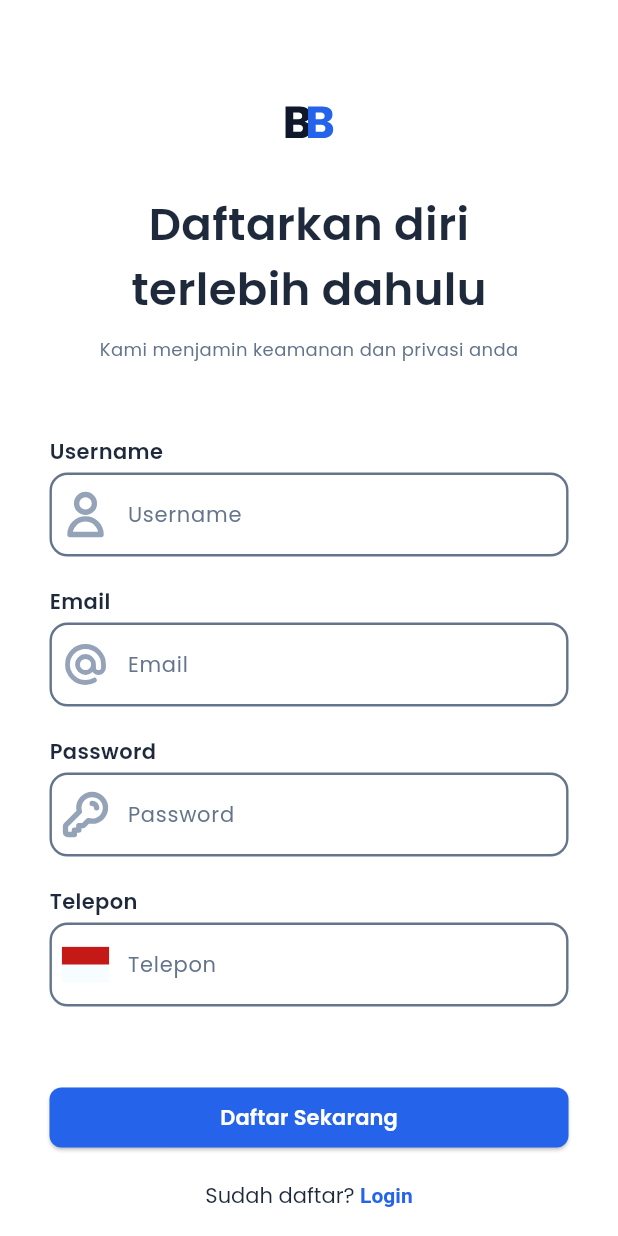
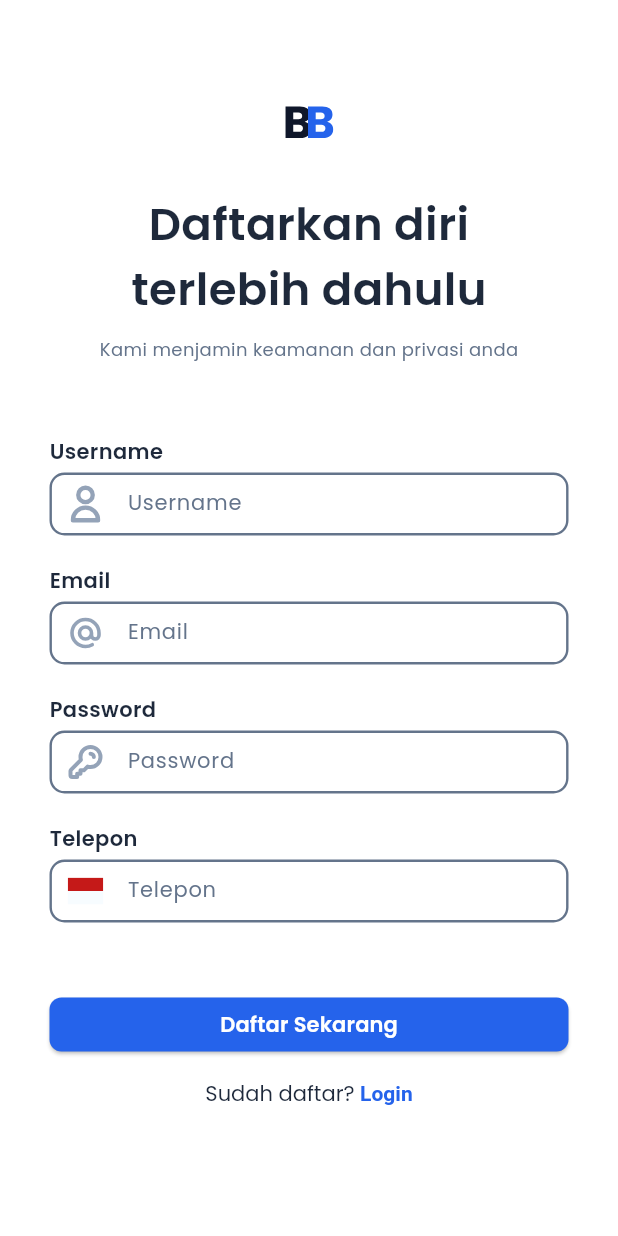
Before and after one commit to puturangga21/progmob-flutter, a Flutter app: the RegisterPage screen opened directly, on a phone screen of 412 x 824 dp. Run offline on Flutter 3.47's test engine with Material 3 defaults, Android fonts, the phone set to English and light mode, and no system bars; our stand-ins replace flutter_svg.

Commit message:
fix: Refactor button.dart and textfield.dart components

```diff
--- a/lib/components/button.dart
+++ b/lib/components/button.dart
@@ -14,6 +14,7 @@ class MyButton extends StatelessWidget {
   Widget build(BuildContext context) {
     return SizedBox(
       width: double.infinity,
+      height: 36,
       child: ElevatedButton(
         onPressed: () {},
         style: ElevatedButton.styleFrom(
@@ -30,7 +31,8 @@ class MyButton extends StatelessWidget {
             fontWeight: FontWeight.w600,
             fontSize: 14,
           ),
-          )),
+        ),
+      ),
     );
   }
 }
--- a/lib/components/textfield.dart
+++ b/lib/components/textfield.dart
@@ -32,7 +32,9 @@ class MyTextField extends StatelessWidget {
         ),
         const SizedBox(height: 4),
         // text field
-        TextField(
+        SizedBox(
+          height: 42,
+          child: TextField(
             obscureText: hideText,
             cursorColor: primary,
             style: const TextStyle(
@@ -45,14 +47,14 @@ class MyTextField extends StatelessWidget {
                   width: 1.6,
                   color: neutral,
                 ),
-              borderRadius: BorderRadius.circular(12),
+                borderRadius: BorderRadius.circular(10),
               ),
               focusedBorder: OutlineInputBorder(
                 borderSide: BorderSide(
                   width: 1.6,
                   color: primary,
                 ),
-              borderRadius: BorderRadius.circular(12),
+                borderRadius: BorderRadius.circular(10),
               ),
               hintStyle: TextStyle(
                 fontFamily: 'Poppins',
@@ -61,9 +63,13 @@ class MyTextField extends StatelessWidget {
               ),
               prefixIconColor: neutral,
               prefixIcon: Padding(
-              padding: const EdgeInsets.all(8),
+                padding: const EdgeInsets.symmetric(
+                  horizontal: 12,
+                  vertical: 8,
+                ),
                 child: SvgPicture.asset(
                   myIcons,
+                ),
               ),
             ),
           ),
```
Lines whose indentation alone changed are shown as unchanged.
